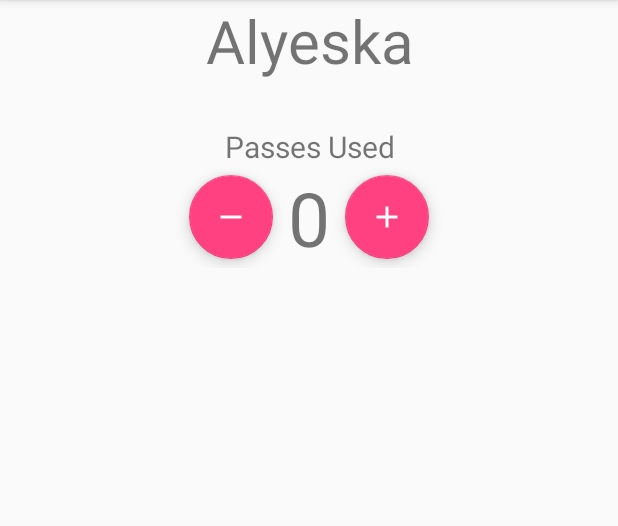
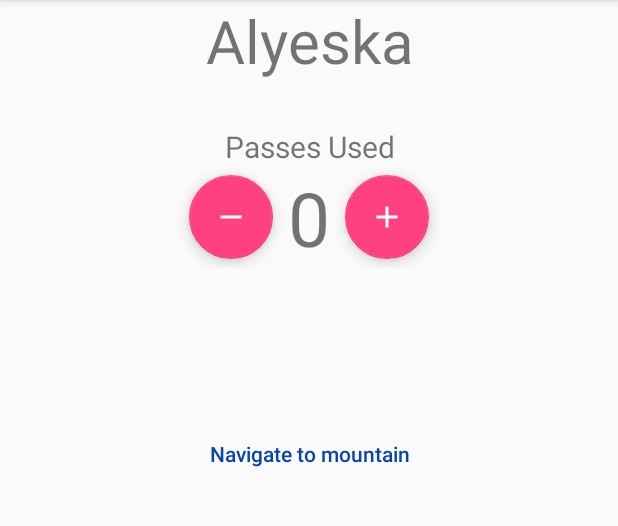
Before and after one commit to dcalabrese22/MaxPassUsage, an Android app: the screen it shows after launch (DetailActivity), after a tap on "Alyeska", on a phone screen of 412 x 824 dp, the part 84-610 px from its top. Run offline under Robolectric (Android 15) with nearby library versions, the phone set to English and light mode, and no system bars.

Commit message:
updated detail activity to add/subract pass uses and launch driving directions

```diff
--- a/app/src/main/java/com/dcalabrese22/dan/maxpassusage/DetailActivity.java
+++ b/app/src/main/java/com/dcalabrese22/dan/maxpassusage/DetailActivity.java
@@ -1,21 +1,105 @@
 package com.dcalabrese22.dan.maxpassusage;
 
+import android.content.Context;
+import android.content.Intent;
+import android.database.Cursor;
+import android.net.Uri;
+import android.os.Bundle;
+import android.support.design.widget.FloatingActionButton;
 import android.support.v7.app.AppCompatActivity;
-import android.os.Bundle;
+import android.util.Log;
+import android.view.View;
+import android.widget.Button;
 import android.widget.TextView;
+import android.widget.Toast;
+
+import com.dcalabrese22.dan.maxpassusage.database.DbContract;
+import com.dcalabrese22.dan.maxpassusage.database.DbOperations;
 
 public class DetailActivity extends AppCompatActivity {
 
     private TextView mHeader;
+    private TextView mPassesUsed;
+    private DbOperations mOperator;
+    private FloatingActionButton mPlus;
+    private FloatingActionButton mMinus;
+    private String mName;
+    private Context mContext;
+    private Button mStartNav;
 
     @Override
     protected void onCreate(Bundle savedInstanceState) {
         super.onCreate(savedInstanceState);
         setContentView(R.layout.activity_detail);
-        String name = getIntent().getStringExtra(MainActivity.EXTRA_SKI_AREA_NAME);
+        mContext = this;
+        mName = getIntent().getStringExtra(MainActivity.EXTRA_SKI_AREA_NAME);
         mHeader = findViewById(R.id.tv_ski_area_header);
-        mHeader.setText(name);
+        mPassesUsed = findViewById(R.id.tv_passes_used);
+        mPlus = findViewById(R.id.plus_one);
+        mMinus = findViewById(R.id.minus_one);
+        mStartNav = findViewById(R.id.btn_navigate);
+
+        mHeader.setText(mName);
+        mOperator = new DbOperations(this);
+        Cursor cursor = mOperator.getSkiPassesUsed(mName);
+
+        cursor.moveToFirst();
+        int passesUsed = cursor.getInt(cursor.getColumnIndex
+                (DbContract.SkiAreaEntry.SKI_AREA_COLUMN_TIMES_GONE));
+
+        cursor.close();
+
+        mPassesUsed.setText(String.valueOf(passesUsed));
+
+        mPlus.setOnClickListener(new View.OnClickListener() {
+            @Override
+            public void onClick(View view) {
+                int current = Integer.parseInt(mPassesUsed.getText().toString());
+                int newValue = current + 1;
+                if (newValue < 0) {
+                    return;
+                } else if (newValue > 5) {
+                    Toast.makeText(mContext, R.string.not_more_than_5, Toast.LENGTH_SHORT).show();
+                } else {
+                    mPassesUsed.setText(String.valueOf(newValue));
+                    int updated = mOperator.updatePassesUsed(mName, newValue);
+                    Log.d("Updated ", String.valueOf(updated) + " row");
+                }
+            }
+        });
+
+        mMinus.setOnClickListener(new View.OnClickListener() {
+            @Override
+            public void onClick(View view) {
+                int current = Integer.parseInt(mPassesUsed.getText().toString());
+                int newValue = current - 1;
+                if (newValue < 0) {
+                    return;
+                } else if (newValue > 5) {
+                    Toast.makeText(mContext, R.string.not_more_than_5, Toast.LENGTH_SHORT).show();
+                } else {
+                    mPassesUsed.setText(String.valueOf(newValue));
+                    int updated = mOperator.updatePassesUsed(mName, newValue);
+                    Log.d("Updated ", String.valueOf(updated) + " row");
+                }
+            }
+        });
+
+        mStartNav.setOnClickListener(new View.OnClickListener() {
+            @Override
+            public void onClick(View view) {
+                double[] coords = mOperator.getLatAndLong(mName);
+                String lat = String.valueOf(coords[0]);
+                String lon = String.valueOf(coords[1]);
+                Uri uri = Uri.parse("google.navigation:q=l" + lat + "," + lon);
+                Intent intent = new Intent(Intent.ACTION_VIEW, uri);
+                intent.setPackage("com.google.android.apps.maps");
+                startActivity(intent);
+            }
+        });
     }
 
 
+
+
 }
--- a/app/src/main/java/com/dcalabrese22/dan/maxpassusage/MainActivity.java
+++ b/app/src/main/java/com/dcalabrese22/dan/maxpassusage/MainActivity.java
@@ -59,5 +59,6 @@ public class MainActivity extends AppCompatActivity implements SkiAreaClickHandl
         Intent intent = new Intent(this, DetailActivity.class);
         intent.putExtra(EXTRA_SKI_AREA_NAME, area);
         startActivity(intent);
+        mSearchView.setQuery("", true);
     }
 }
--- a/app/src/main/java/com/dcalabrese22/dan/maxpassusage/database/DbOperations.java
+++ b/app/src/main/java/com/dcalabrese22/dan/maxpassusage/database/DbOperations.java
@@ -29,7 +29,42 @@ public class DbOperations {
         return mDatabase.insert(DbContract.SkiAreaEntry.SKI_AREA_TABLE, null, contentValues);
     }
 
+    public Cursor getSkiPassesUsed(String skiAreaName) {
+        String[] columns = {DbContract.SkiAreaEntry.SKI_AREA_COLUMN_TIMES_GONE};
+        String selection = DbContract.SkiAreaEntry.SKI_AREA_COLUMN_NAME + "=?";
+        String[] selectionArgs = {skiAreaName};
+        return mDatabase.query(DbContract.SkiAreaEntry.SKI_AREA_TABLE, columns, selection,
+                selectionArgs, null, null, null, null);
+    }
+
     public Cursor getColumns() {
-        return mDatabase.query(DbContract.SkiAreaEntry.SKI_AREA_TABLE, null, null, null, null, null, null);
+        return mDatabase.query(DbContract.SkiAreaEntry.SKI_AREA_TABLE, null,
+                null, null, null, null, null);
+    }
+
+    public int updatePassesUsed(String name, int newValue) {
+        ContentValues contentValues = new ContentValues();
+        String where = DbContract.SkiAreaEntry.SKI_AREA_COLUMN_NAME + "=?";
+        String[] args = {String.valueOf(name)};
+        contentValues.put(DbContract.SkiAreaEntry.SKI_AREA_COLUMN_TIMES_GONE, newValue);
+        return mDatabase.update(DbContract.SkiAreaEntry.SKI_AREA_TABLE, contentValues,
+                where, args);
+    }
+
+    public double[] getLatAndLong(String name) {
+        String[] columns = {DbContract.SkiAreaEntry.SKI_AREA_COLUMN_LATITUDE,
+                DbContract.SkiAreaEntry.SKI_AREA_COLUMN_LONGITUDE};
+        String selection = DbContract.SkiAreaEntry.SKI_AREA_COLUMN_NAME + "=?";
+        String[] args = {name};
+        Cursor cursor = mDatabase.query(DbContract.SkiAreaEntry.SKI_AREA_TABLE, columns, selection,
+                args, null, null, null);
+        cursor.moveToFirst();
+        double lat = cursor.getDouble(cursor.getColumnIndex
+                (DbContract.SkiAreaEntry.SKI_AREA_COLUMN_LATITUDE));
+        double longitude = cursor.getDouble(cursor.getColumnIndex
+                (DbContract.SkiAreaEntry.SKI_AREA_COLUMN_LONGITUDE));
+        cursor.close();
+        double[] coords = {lat, longitude};
+        return coords;
     }
 }
--- a/app/src/main/res/layout/activity_detail.xml
+++ b/app/src/main/res/layout/activity_detail.xml
@@ -31,31 +31,44 @@
         android:layout_width="match_parent"
         android:layout_height="wrap_content"
         android:gravity="center_horizontal"
-        android:layout_below="@id/tv_passes_used_text">
+        android:layout_below="@id/tv_passes_used_text"
+        android:id="@+id/layout_for_counter">
 
         <android.support.design.widget.FloatingActionButton
             android:layout_width="wrap_content"
             android:layout_height="wrap_content"
             android:layout_gravity="center_vertical"
             android:src="@drawable/ic_remove_white_24px"
-            android:layout_marginEnd="10dp" />
+            android:layout_marginEnd="10dp"
+            android:id="@+id/minus_one"/>
 
         <TextView
             android:layout_width="wrap_content"
             android:layout_height="wrap_content"
             android:textSize="50sp"
             android:layout_gravity="center_vertical"
-            android:text="0"
-            android:id="@+id/tv_passes_used"/>
+            android:id="@+id/tv_passes_used" />
 
         <android.support.design.widget.FloatingActionButton
             android:layout_width="wrap_content"
             android:layout_height="wrap_content"
             android:layout_gravity="center_vertical"
             android:src="@drawable/ic_add_white_24px"
-            android:layout_marginStart="10dp" />
+            android:layout_marginStart="10dp"
+            android:id="@+id/plus_one"/>
 
 
     </LinearLayout>
 
+    <Button
+        android:layout_width="match_parent"
+        android:layout_height="wrap_content"
+        android:background="@null"
+        android:text="@string/navigate"
+        android:textAllCaps="false"
+        android:textColor="#0645AD"
+        android:layout_marginTop="100dp"
+        android:layout_below="@id/layout_for_counter"
+        android:id="@+id/btn_navigate"/>
+
 </RelativeLayout>
--- a/app/src/main/res/values/strings.xml
+++ b/app/src/main/res/values/strings.xml
@@ -1,4 +1,6 @@
 <resources>
     <string name="app_name">MaxPassUsage</string>
     <string name="times_used">Passes Used</string>
+    <string name="navigate">Navigate to mountain</string>
+    <string name="not_more_than_5">You only have 5 passes</string>
 </resources>
```
